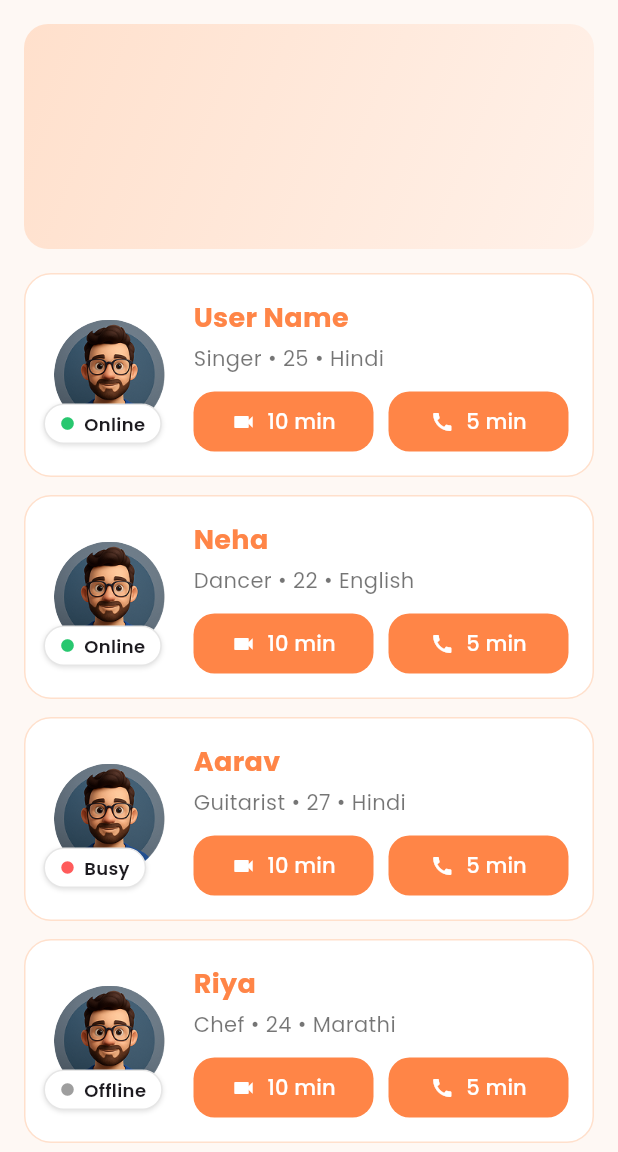
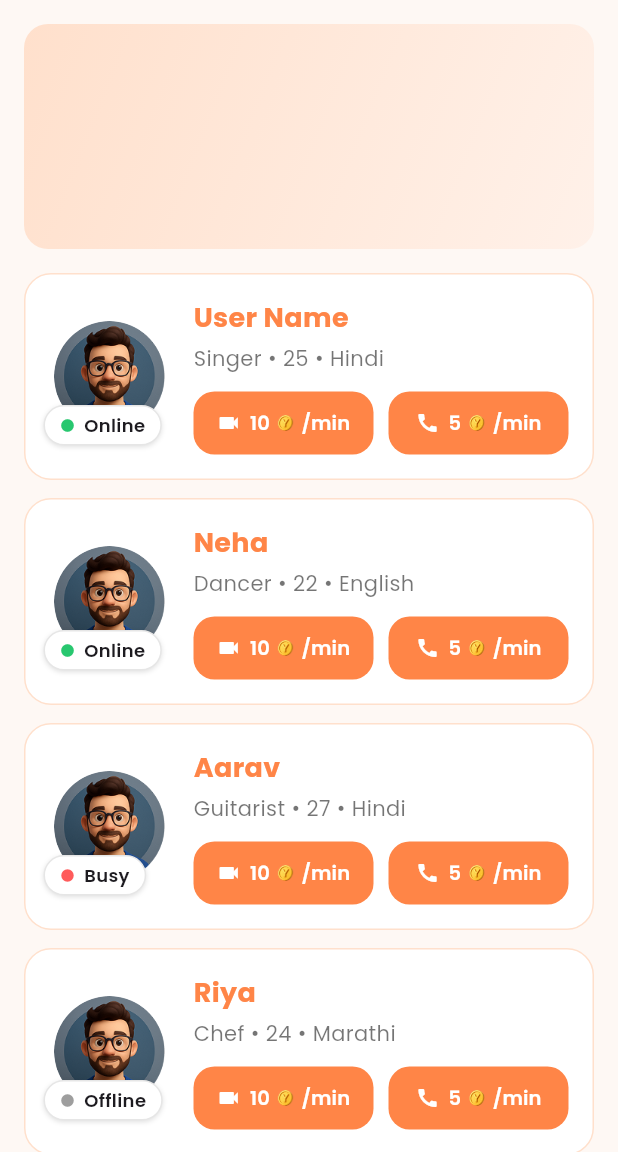
Before and after one commit to TechnovaTech/yaari-next-app, a Flutter app: the HomeScreen screen opened by its route, on a phone screen of 412 x 824 dp, the part 84-1236 px from its top. Run offline on Flutter 3.47's test engine with Material 3 defaults, Android fonts, the phone set to English and light mode, and no system bars; our stand-ins replace google_fonts, image_picker, pinput; Roboto replaces fonts that are missing (Baloo Tammudu 2); project files that could hold a hidden picture were left out.

Commit message:
refactor(home_screen): improve button layout and status chip alignment
- Center align content in _StatusChip widget
- Refactor _PriceButton to use FittedBox for better text scaling
- Adjust button padding and minimum size constraints

```diff
--- a/app_deting 2/lib/screens/home_screen.dart
+++ b/app_deting 2/lib/screens/home_screen.dart
@@ -278,6 +278,7 @@ class _StatusChip extends StatelessWidget {
   Widget build(BuildContext context) {
     return Container(
       padding: const EdgeInsets.symmetric(horizontal: 10, vertical: 4),
+      alignment: Alignment.center,
       decoration: BoxDecoration(
         color: Colors.white,
         borderRadius: BorderRadius.circular(16),
@@ -288,6 +289,8 @@ class _StatusChip extends StatelessWidget {
       ),
       child: Row(
         mainAxisSize: MainAxisSize.min,
+        mainAxisAlignment: MainAxisAlignment.center,
+        crossAxisAlignment: CrossAxisAlignment.center,
         children: [
           Icon(Icons.circle, size: 10, color: color),
           const SizedBox(width: 6),
@@ -309,19 +312,59 @@ class _PriceButton extends StatelessWidget {
 
   @override
   Widget build(BuildContext context) {
-    return ElevatedButton.icon(
+    return ElevatedButton(
       style: ElevatedButton.styleFrom(
         backgroundColor: const Color(0xFFFF8547),
         foregroundColor: Colors.white,
         elevation: 0,
-        padding: const EdgeInsets.symmetric(horizontal: 16, vertical: 10),
+        padding: const EdgeInsets.symmetric(horizontal: 10, vertical: 10),
         shape: RoundedRectangleBorder(borderRadius: BorderRadius.circular(14)),
-        minimumSize: const Size(120, 40),
+        // Ensure height while letting width flex inside Expanded
+        minimumSize: const Size(0, 42),
         tapTargetSize: MaterialTapTargetSize.shrinkWrap,
       ),
       onPressed: onPressed,
-      icon: Icon(icon, size: 16),
-      label: Text(label),
+      child: FittedBox(
+        fit: BoxFit.scaleDown,
+        alignment: Alignment.center,
+        child: Row(
+        mainAxisAlignment: MainAxisAlignment.center,
+        mainAxisSize: MainAxisSize.min,
+        children: [
+          Icon(icon, size: 16, color: Colors.white),
+          const SizedBox(width: 6),
+          ...() {
+            final tokens = label.split(' ');
+            final amount = tokens.isNotEmpty ? tokens.first : label;
+            final hasMin = label.toLowerCase().contains('min');
+            final rest = hasMin
+                ? '/min'
+                : (tokens.length > 1 ? ' ${tokens.sublist(1).join(' ')}' : '');
+            return [
+              Text(
+                amount,
+                maxLines: 1,
+                softWrap: false,
+                overflow: TextOverflow.visible,
+                style: const TextStyle(fontSize: 13, fontWeight: FontWeight.w600),
+              ),
+              const SizedBox(width: 4),
+              Image.asset('assets/images/coin.png', width: 13, height: 13),
+              if (rest.isNotEmpty) ...[
+                const SizedBox(width: 4),
+                Text(
+                  rest,
+                  maxLines: 1,
+                  softWrap: false,
+                  overflow: TextOverflow.visible,
+                  style: const TextStyle(fontSize: 13, fontWeight: FontWeight.w600),
+                ),
+              ],
+            ];
+          }(),
+        ],
+        ),
+      ),
     );
   }
 }
```
Also changed, not shown: 3 other files.
